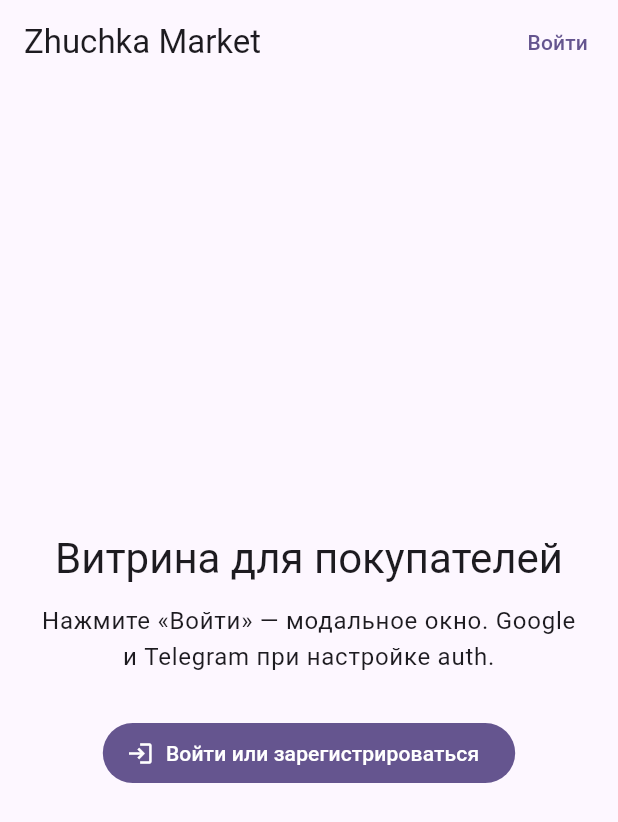
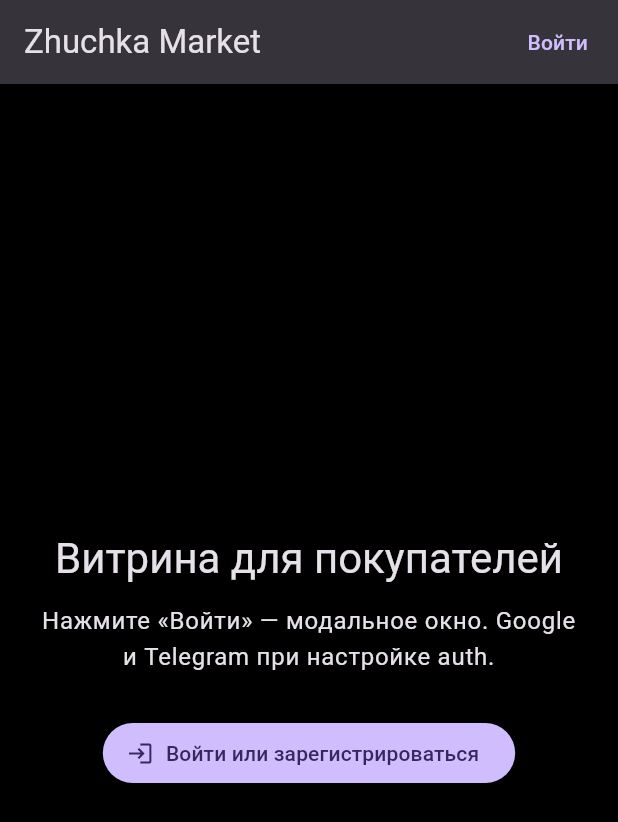
Before and after one commit to ZhuchkaTriplesix/ZhuchkaKeyboards_frontend_market, a Flutter app: the screen it shows after launch, on a phone screen of 412 x 824 dp. Shown: the top 822 px of the screen. Run offline on Flutter 3.47's test engine with Material 3 defaults, Android fonts, the phone set to English and light mode, and no system bars; our stand-ins replace google_sign_in, shared_preferences; missing offline and left inert: dart:html, dart:ui_web.

Commit message:
feat(theme): M3 OLED scaffold and surface tokens
- Add buildZhuchkaMarketTheme() and ZhuchkaMarketTokens ThemeExtension
- Dark-only MaterialApp; scaffold #000000 per frontend-requirements
- Tests for theme + README link to monorepo UI spec

Closes #1

```diff
--- a/lib/main.dart
+++ b/lib/main.dart
@@ -2,6 +2,7 @@ import 'package:flutter/material.dart';
 
 import 'auth/auth_session.dart';
 import 'auth/session_store.dart';
+import 'theme/market_theme.dart';
 import 'widgets/auth_modal.dart';
 
 void main() {
@@ -16,10 +17,8 @@ class MyApp extends StatelessWidget {
   Widget build(BuildContext context) {
     return MaterialApp(
       title: 'Zhuchka Market',
-      theme: ThemeData(
-        colorScheme: ColorScheme.fromSeed(seedColor: const Color(0xFF2D2640)),
-        useMaterial3: true,
-      ),
+      themeMode: ThemeMode.dark,
+      theme: buildZhuchkaMarketTheme(),
       home: const StorefrontHome(),
     );
   }
--- /dev/null
+++ b/lib/theme/market_theme.dart
@@ -0,0 +1,54 @@
+import 'package:flutter/material.dart';
+
+/// Accent seed for [ColorScheme] (Material 3 dark).
+///
+/// UI bar: [`docs/frontend-requirements.md`](https://github.com/ZhuchkaTriplesix/ZhuchkaKeyboards/blob/dev/docs/frontend-requirements.md)
+/// (OLED `#000000` scaffold, M3 surfaces).
+const Color kZhuchkaMarketBrandSeed = Color(0xFF2D2640);
+
+/// Project surface tokens layered on Material 3.
+@immutable
+class ZhuchkaMarketTokens extends ThemeExtension<ZhuchkaMarketTokens> {
+  const ZhuchkaMarketTokens({
+    this.oledBlack = const Color(0xFF000000),
+  });
+
+  /// Root scaffold / app background — strict OLED black (spec §2.1).
+  final Color oledBlack;
+
+  @override
+  ZhuchkaMarketTokens copyWith({Color? oledBlack}) {
+    return ZhuchkaMarketTokens(oledBlack: oledBlack ?? this.oledBlack);
+  }
+
+  @override
+  ZhuchkaMarketTokens lerp(ThemeExtension<ZhuchkaMarketTokens>? other, double t) {
+    if (other is! ZhuchkaMarketTokens) return this;
+    return ZhuchkaMarketTokens(
+      oledBlack: Color.lerp(oledBlack, other.oledBlack, t)!,
+    );
+  }
+}
+
+/// Dark-only storefront theme: M3, OLED black scaffold, generated [ColorScheme].
+ThemeData buildZhuchkaMarketTheme() {
+  final colorScheme = ColorScheme.fromSeed(
+    seedColor: kZhuchkaMarketBrandSeed,
+    brightness: Brightness.dark,
+  );
+
+  const tokens = ZhuchkaMarketTokens();
+
+  return ThemeData(
+    useMaterial3: true,
+    brightness: Brightness.dark,
+    colorScheme: colorScheme,
+    scaffoldBackgroundColor: tokens.oledBlack,
+    extensions: const [tokens],
+    appBarTheme: AppBarTheme(
+      backgroundColor: colorScheme.surfaceContainerHighest,
+      surfaceTintColor: Colors.transparent,
+      foregroundColor: colorScheme.onSurface,
+    ),
+  );
+}
```
Also changed, not shown: 2 other files.
